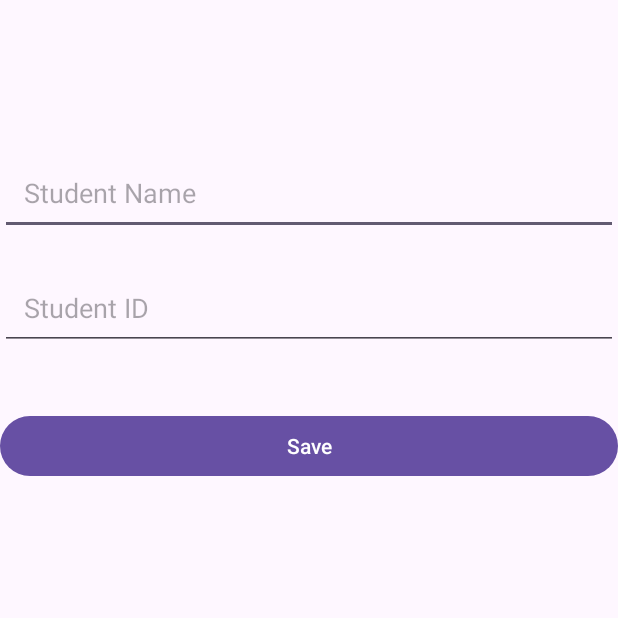
After one commit to nntthuong02/Subject-Mobile-Programming, an Android app: the EditStudentActivity screen opened directly, with no data from a screen before it, on a phone screen of 412 x 824 dp, the top half of it. The commit adds this screen. Run offline under Robolectric (Android 15) with nearby library versions, the phone set to English and light mode, and no system bars.

Commit message:
activity, menu complete

```diff
--- a/app/build.gradle.kts
+++ b/app/build.gradle.kts
@@ -1,6 +1,7 @@
 plugins {
   alias(libs.plugins.android.application)
   alias(libs.plugins.kotlin.android)
+  id("kotlin-parcelize")
 }
 
 android {
@@ -46,4 +47,5 @@ dependencies {
   testImplementation(libs.junit)
   androidTestImplementation(libs.androidx.junit)
   androidTestImplementation(libs.androidx.espresso.core)
+  implementation (libs.androidx.constraintlayout)
 }
--- a/app/src/main/AndroidManifest.xml
+++ b/app/src/main/AndroidManifest.xml
@@ -13,6 +13,12 @@
         android:theme="@style/Theme.StudentMan"
         tools:targetApi="31">
         <activity
+            android:name=".EditStudentActivity"
+            android:exported="false" />
+        <activity
+            android:name=".AddStudentActivity"
+            android:exported="false" />
+        <activity
             android:name=".MainActivity"
             android:exported="true">
             <intent-filter>
--- /dev/null
+++ b/app/src/main/java/vn/edu/hust/studentman/EditStudentActivity.kt
@@ -0,0 +1,41 @@
+package vn.edu.hust.studentman
+
+import android.annotation.SuppressLint
+import android.app.Activity
+import android.content.Intent
+import androidx.appcompat.app.AppCompatActivity
+import android.os.Bundle
+import android.widget.Button
+import android.widget.EditText
+
+class EditStudentActivity : AppCompatActivity() {
+
+    @SuppressLint("MissingInflatedId")
+    override fun onCreate(savedInstanceState: Bundle?) {
+        super.onCreate(savedInstanceState)
+        setContentView(R.layout.activity_edit_student)
+
+        // Giả sử bạn có EditText cho tên và mã sinh viên
+        val studentNameEditText = findViewById<EditText>(R.id.etStudentName)
+        val studentIdEditText = findViewById<EditText>(R.id.etStudentId)
+
+        // Lấy dữ liệu sinh viên cũ (nếu có)
+        val studentName = intent.getStringExtra("student_name")
+        val studentId = intent.getStringExtra("student_id")
+
+        studentNameEditText.setText(studentName)
+        studentIdEditText.setText(studentId)
+
+        // Giả sử bạn có một Button để lưu thông tin sinh viên
+        findViewById<Button>(R.id.btnSave).setOnClickListener {
+            val updatedStudentName = studentNameEditText.text.toString()
+            val updatedStudentId = studentIdEditText.text.toString()
+
+            val resultIntent = Intent()
+            resultIntent.putExtra("updated_student_name", updatedStudentName)
+            resultIntent.putExtra("updated_student_id", updatedStudentId)
+            setResult(Activity.RESULT_OK, resultIntent)
+            finish()  // Kết thúc Activity và trả kết quả về MainActivity
+        }
+    }
+}
--- /dev/null
+++ b/app/src/main/res/layout/activity_edit_student.xml
@@ -0,0 +1,43 @@
+<?xml version="1.0" encoding="utf-8"?>
+<androidx.constraintlayout.widget.ConstraintLayout xmlns:android="http://schemas.android.com/apk/res/android"
+    xmlns:app="http://schemas.android.com/apk/res-auto"
+    xmlns:tools="http://schemas.android.com/tools"
+    android:layout_width="match_parent"
+    android:layout_height="match_parent"
+    tools:context=".EditStudentActivity">
+
+    <EditText
+        android:id="@+id/etStudentName"
+        android:layout_width="0dp"
+        android:layout_height="wrap_content"
+        android:hint="Student Name"
+        android:inputType="textPersonName"
+        app:layout_constraintTop_toTopOf="parent"
+        app:layout_constraintStart_toStartOf="parent"
+        app:layout_constraintEnd_toEndOf="parent"
+        android:layout_marginTop="100dp"
+        android:padding="16dp"/>
+
+    <EditText
+        android:id="@+id/etStudentId"
+        android:layout_width="0dp"
+        android:layout_height="wrap_content"
+        android:hint="Student ID"
+        android:inputType="text"
+        app:layout_constraintTop_toBottomOf="@id/etStudentName"
+        app:layout_constraintStart_toStartOf="parent"
+        app:layout_constraintEnd_toEndOf="parent"
+        android:layout_marginTop="20dp"
+        android:padding="16dp"/>
+
+    <Button
+        android:id="@+id/btnSave"
+        android:layout_width="0dp"
+        android:layout_height="wrap_content"
+        android:text="Save"
+        app:layout_constraintTop_toBottomOf="@id/etStudentId"
+        app:layout_constraintStart_toStartOf="parent"
+        app:layout_constraintEnd_toEndOf="parent"
+        android:layout_marginTop="40dp"/>
+
+</androidx.constraintlayout.widget.ConstraintLayout>
--- a/app/src/main/res/values/strings.xml
+++ b/app/src/main/res/values/strings.xml
@@ -1,3 +1,6 @@
 <resources>
     <string name="app_name">StudentMan</string>
+    <string name="add_new">Add new</string>
+    <string name="edit">Edit</string>
+    <string name="remove">Remove</string>
 </resources>
```
Also changed, not shown: app/src/main/java/vn/edu/hust/studentman/AddStudentActivity.kt (added, +32 -0 lines), app/src/main/java/vn/edu/hust/studentman/MainActivity.kt (+104 -26 lines), app/src/main/java/vn/edu/hust/studentman/StudentAdapter.kt (+9 -9 lines), app/src/main/java/vn/edu/hust/studentman/StudentAdapter2.kt (added, +32 -0 lines), app/src/main/res/layout/activity_add_student.xml (added, +43 -0 lines), app/src/main/res/layout/activity_main.xml (+10 -4 lines), app/src/main/res/layout/layout_student_item.xml (+18 -18 lines), app/src/main/res/menu/context_menu_student.xml (added, +8 -0 lines), app/src/main/res/menu/menu_main.xml (added, +8 -0 lines).
